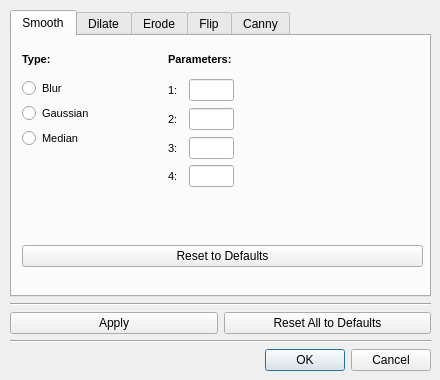
The window that ImageProcessingSettingsDialog.ui (Goddard/optic.ninja) describes before a commit, drawn with Qt 5.
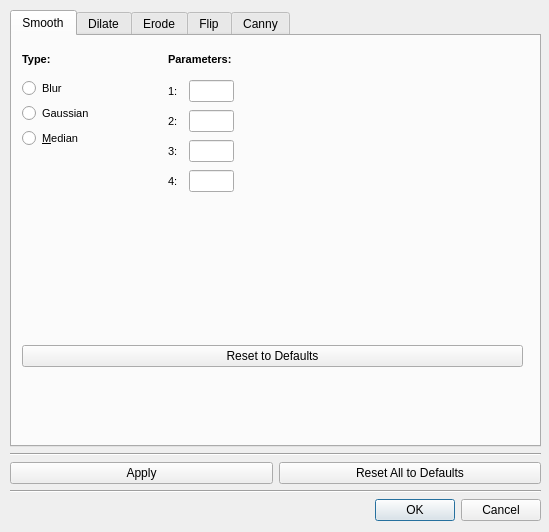
The same window after the commit.

The edit to the form file:
```diff
--- a/ImageProcessingSettingsDialog.ui
+++ b/ImageProcessingSettingsDialog.ui
@@ -6,8 +6,8 @@
    <rect>
     <x>0</x>
     <y>0</y>
-    <width>440</width>
-    <height>380</height>
+    <width>549</width>
+    <height>532</height>
    </rect>
   </property>
   <property name="windowTitle">
@@ -18,8 +18,8 @@
     <rect>
      <x>10</x>
      <y>10</y>
-     <width>421</width>
-     <height>361</height>
+     <width>531</width>
+     <height>511</height>
     </rect>
    </property>
    <layout class="QVBoxLayout" name="verticalLayout_40">
@@ -37,8 +37,8 @@
          <rect>
           <x>10</x>
           <y>10</y>
-          <width>401</width>
-          <height>221</height>
+          <width>501</width>
+          <height>321</height>
          </rect>
         </property>
         <layout class="QVBoxLayout" name="verticalLayout_41">
@@ -136,7 +136,7 @@
                   </font>
                  </property>
                  <property name="text">
-                  <string>Median</string>
+                  <string>&amp;Median</string>
                  </property>
                  <attribute name="buttonGroup">
                   <string notr="true">smoothTypeGroup</string>
```
Left out of the diff: 18 changed lines with no effect on the pictures.
